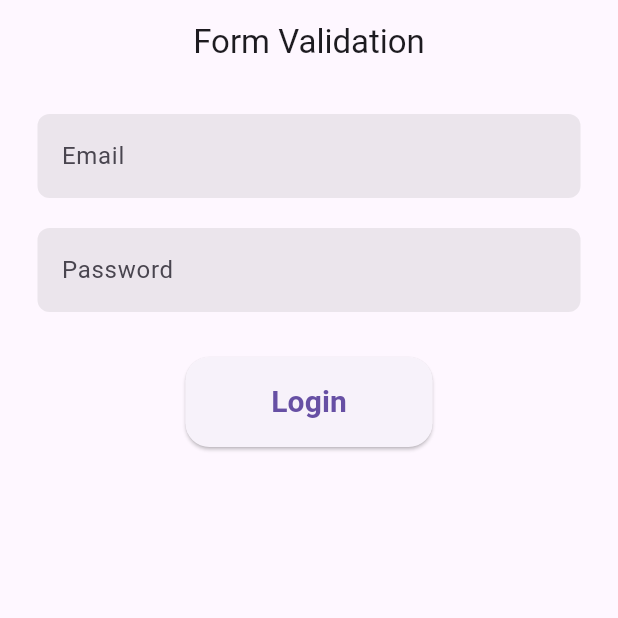
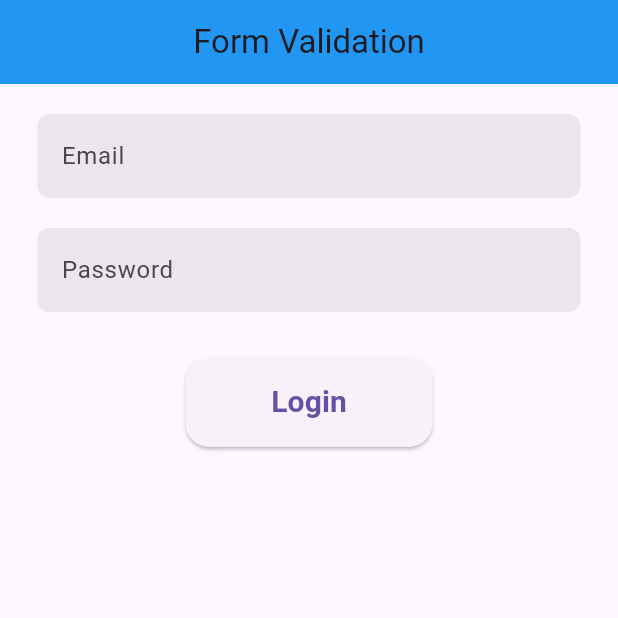
Before and after one commit to AbdullahUsman07/Basic-Form-Validation, a Flutter app: the screen it shows after launch, on a phone screen of 412 x 824 dp, the top half of it. Run offline on Flutter 3.47's test engine with Material 3 defaults, Android fonts, the phone set to English and light mode, and no system bars.

```diff
--- a/lib/main.dart
+++ b/lib/main.dart
@@ -3,14 +3,15 @@ import 'package:flutter/material.dart';
 import 'screens/homepage.dart';
 
 
-void main()=>runApp(MyApp());
+void main()=>runApp(const MyApp());
 
 class MyApp extends StatelessWidget {
   const MyApp({super.key});
 
   @override
   Widget build(BuildContext context) {
-    return MaterialApp(
+    return const MaterialApp(
+      debugShowCheckedModeBanner: false,
       home: HomeScreen(),
     );
   }
--- /dev/null
+++ b/lib/models/validation_model.dart
@@ -0,0 +1,12 @@
+
+
+class ValidationModel{
+
+  ValidationModel(
+    this.value,
+    this.error,
+  );
+  String? value;
+  String? error;
+
+}
--- a/lib/screens/homepage.dart
+++ b/lib/screens/homepage.dart
@@ -1,43 +1,57 @@
+import 'package:Form_Validation/screens/homeview_model.dart';
+import 'package:Form_Validation/widgets/button.dart';
+import 'package:Form_Validation/widgets/loginbutton.dart';
 import 'package:flutter/material.dart';
-import 'package:food_ordering_app/widgets/button.dart';
 
-class HomeScreen extends StatelessWidget {
-  const HomeScreen({
-    super.key,
-  });
 
+
+class HomeScreen extends StatefulWidget {
+  const HomeScreen({super.key});
+
+  @override
+  State<HomeScreen> createState() => _HomeScreenState();
+}
+
+class _HomeScreenState extends State<HomeScreen> {
+
+  HomeViewModel validation = HomeViewModel();
   @override
   Widget build(BuildContext context) {
     return Scaffold(
       appBar: AppBar(
         title: const Text("Form Validation"),
         centerTitle: true,
+        backgroundColor: Colors.blue,
       ),
       body: Padding(
         padding: const EdgeInsets.symmetric(horizontal: 25, vertical: 20),
         child: Column(
           children: [
-            CustomInputFeild(label: "Email"),
+            CustomInputFeild(
+              label: "Email",
+              onChanged: (value) {
+                validation.EmailValidate(value);
+                setState(() {});
+              },
+              errorMsg: validation.email.error,
+            ),
             const SizedBox(height: 20),
             CustomInputFeild(
               label: "Password",
               isPass: true,
               type: TextInputType.text,
+              onChanged: (value) {
+                validation.PasswordValidate(value);
+                setState(() {});
+              },
+              errorMsg: validation.password.error,
             ),
             const SizedBox(
               height: 30,
             ),
-            SizedBox(
-                height: 60,
-                width: MediaQuery.of(context).size.width * 0.4,
-                child: ElevatedButton(
-                    onPressed: () {}, child: Text("Login",style: TextStyle(fontSize: 20,fontWeight: FontWeight.bold),),
-                    style: ElevatedButton.styleFrom(
-                      shape: RoundedRectangleBorder(
-                        borderRadius: BorderRadius.circular(16),
-                      )
-                    ),
-                    ),),
+            Loginbutton(
+              onPressed: validation.isValid ? () {} : null,
+            ),
           ],
         ),
       ),
--- /dev/null
+++ b/lib/screens/homeview_model.dart
@@ -0,0 +1,33 @@
+
+
+import 'package:Form_Validation/extensions/string_extension.dart';
+import 'package:Form_Validation/models/validation_model.dart';
+
+class HomeViewModel{
+
+  ValidationModel email= ValidationModel(null, null);
+  ValidationModel password = ValidationModel(null, null);
+
+  bool get isValid => email != null && password !=null;
+
+  EmailValidate(String value){
+    if(value.isvalidEmail){
+      email.value=value;
+      email.error=null;
+    }
+    else{
+      email.error= "Please Enter a Valid Email";
+    }
+  }
+
+  PasswordValidate(String value){
+    if(value.isvalidPassword){
+      password.value=value;
+      password.error=null;
+    }
+    else{
+      password.error= "Password Must be 8 characters Long";
+    }
+  }
+
+}
--- /dev/null
+++ b/lib/widgets/loginbutton.dart
@@ -0,0 +1,28 @@
+import 'package:flutter/material.dart';
+
+class Loginbutton extends StatelessWidget {
+  Loginbutton({
+    super.key,
+    this.onPressed,
+  });
+  final void Function()? onPressed;
+
+  @override
+  Widget build(BuildContext context) {
+    return SizedBox(
+      height: 60,
+      width: MediaQuery.of(context).size.width * 0.4,
+      child: ElevatedButton(
+        onPressed: onPressed,
+        style: ElevatedButton.styleFrom(
+            shape: RoundedRectangleBorder(
+          borderRadius: BorderRadius.circular(16),
+        )),
+        child: const Text(
+          "Login",
+          style: TextStyle(fontSize: 20, fontWeight: FontWeight.bold),
+        ),
+      ),
+    );
+  }
+}
--- a/pubspec.yaml
+++ b/pubspec.yaml
@@ -1,4 +1,4 @@
-name: food_ordering_app
+name: "Form_Validation"
 description: "A new Flutter project."
 # The following line prevents the package from being accidentally published to
 # pub.dev using `flutter pub publish`. This is preferred for private packages.
```
Also changed, not shown: lib/extensions/string_extension.dart (added, +7 -0 lines), 1 other file.
